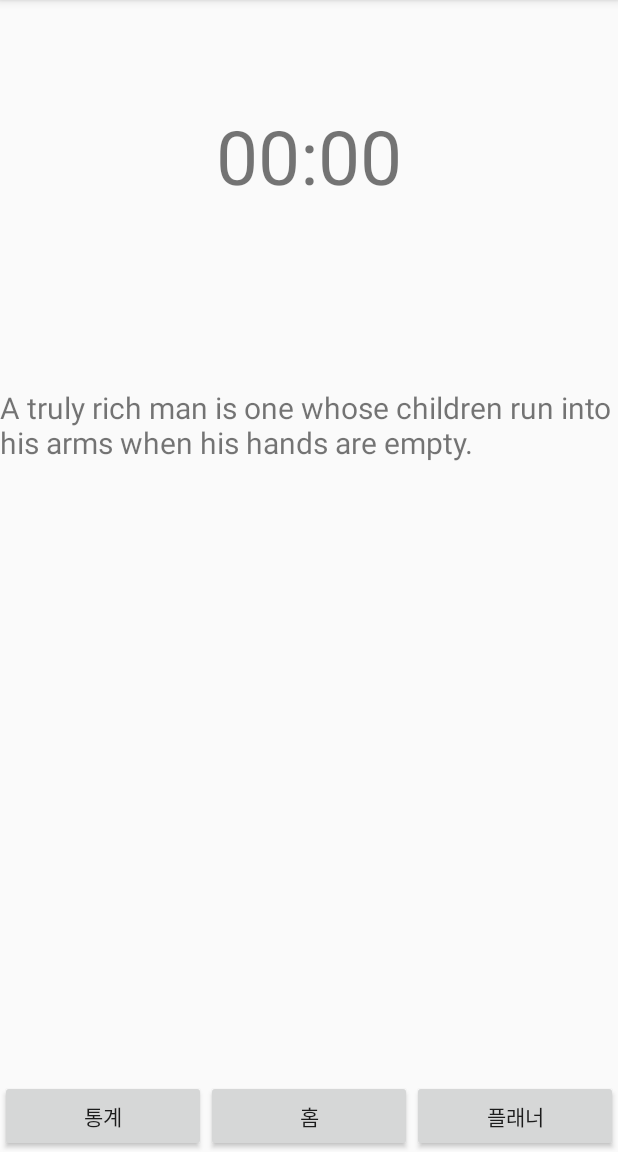
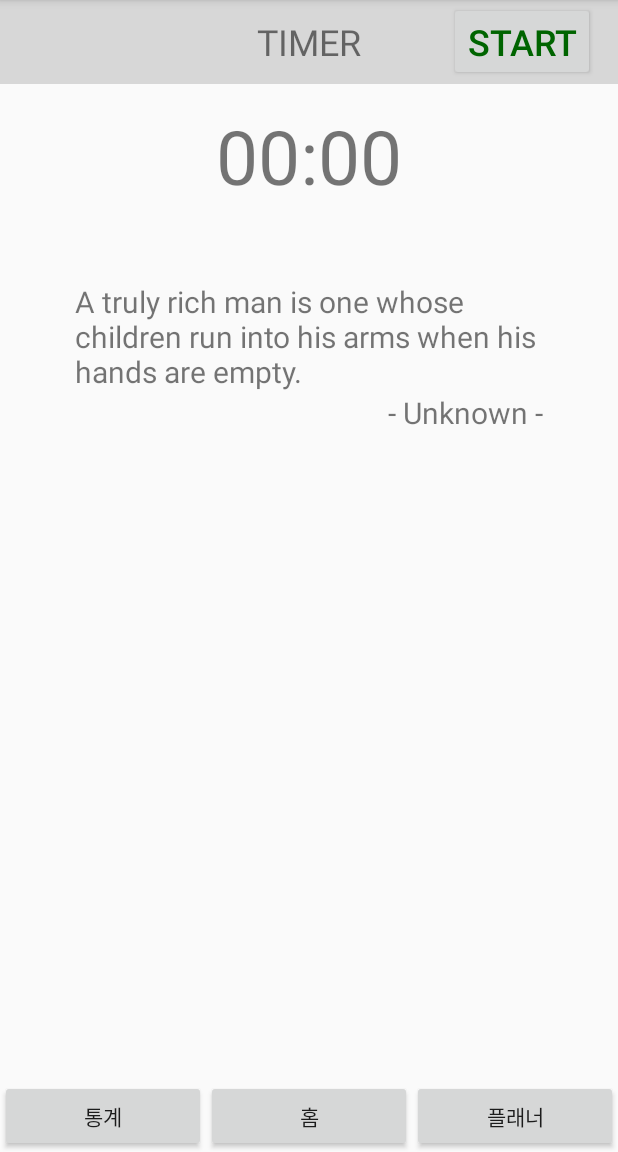
Before and after one commit to YeomJaeSeon/MobileProgramming_Final, an Android app: the screen it shows after launch (MainActivity), on a phone screen of 412 x 824 dp, the part 84-1236 px from its top. Run offline under Robolectric (Android 15) with nearby library versions, the phone set to English and light mode, and no system bars.

Commit message:
Merge remote-tracking branch 'origin/TimerCreate'
# Conflicts:
#	app/src/main/java/com/example/afinal/MainActivity.java
#	app/src/main/res/layout/activity_main.xml

```diff
--- a/app/src/main/java/com/example/afinal/MainActivity.java
+++ b/app/src/main/java/com/example/afinal/MainActivity.java
@@ -1,6 +1,7 @@
 package com.example.afinal;
 
 import androidx.appcompat.app.AppCompatActivity;
+import androidx.core.content.ContextCompat;
 
 
 import android.content.Intent;
@@ -8,6 +9,7 @@ import android.content.res.AssetManager;
 import android.os.Bundle;
 import android.util.Log;
 import android.view.View;
+import android.widget.Button;
 import android.widget.TextView;
 import android.widget.Toast;
 
@@ -17,19 +19,34 @@ import org.json.JSONObject;
 
 import java.io.IOException;
 import java.io.InputStream;
+import java.util.Timer;
+import java.util.TimerTask;
 
 import static android.widget.Toast.LENGTH_LONG;
 
 public class MainActivity extends AppCompatActivity {
+    TextView timerText;
+    Button stopStartButton;
+    Timer timer;
+    TimerTask timerTask;
+    Double time = 0.0;
 
-    TextView quote;
+    boolean timerStarted = false;
+
+    TextView quote,author;
 
     @Override
     protected void onCreate(Bundle savedInstanceState) {
         super.onCreate(savedInstanceState);
         setContentView(R.layout.activity_main);
         quote = findViewById(R.id.quotes);
-        setQuote(quote);
+        author=findViewById(R.id.author);
+        setQuote(quote,author);
+        timerText = (TextView) findViewById(R.id.timeText);
+        stopStartButton = (Button) findViewById(R.id.startstopbutton);
+
+        timer = new Timer();
+
     }
 
     //assets파일에서 json파일을 읽어오는 함수
@@ -51,10 +68,10 @@ public class MainActivity extends AppCompatActivity {
     }
 
     //읽어온 json 파일을 string파일로 변환시켜 textView에 setText하는 함수
-    private void setQuote(TextView view) {
+    private void setQuote(TextView quote,TextView author) {
         JSONObject obj, content;
         JSONArray jsonArray;
-        String quotes, title;
+        String quotes, title,subtitle;
         try {
             //json파일을 읽어와 JSONObject 파일로 변환
             obj = new JSONObject(getJson());
@@ -69,16 +86,17 @@ public class MainActivity extends AppCompatActivity {
             content = jsonArray.getJSONObject(rand);
             //JSONObject title에 값 저장
             title = content.getString("quote");  //title은 json파일의 quote임
-
+            subtitle=content.getString("author"); //subtitle은 json파일의 author임
             //View에 텍스트 지정
-            view.setText(title);
+            quote.setText(title);
+            author.setText("- "+subtitle+" -");
 
         } catch (JSONException ex) {
             ex.printStackTrace();
         }
     }
 
-    public void click(View v) {
+    public void switchIntent(View v) {
         Intent intent_S = new Intent(MainActivity.this, StatisticsActivity.class);
         Intent intent_P = new Intent(MainActivity.this, PlannerActivity.class);
         int btnId = v.getId();
@@ -94,4 +112,63 @@ public class MainActivity extends AppCompatActivity {
                 break;
         }
     }
+    public void startStopTapped(View view) {
+        if (timerStarted == false) {
+            timerStarted = true;
+            stopStartButton.setText("STOP");
+            stopStartButton.setTextColor(ContextCompat.getColor(this, R.color.red));
+            startTimer();
+        } else {
+            timerStarted = false;
+            stopStartButton.setText("START");
+            stopStartButton.setTextColor(ContextCompat.getColor(this, R.color.green));
+            timerTask.cancel();
+        }
+    }
+
+    private void startTimer() {
+        timerTask = new TimerTask() {
+            @Override
+            public void run() {
+                runOnUiThread(new Runnable() {
+                    @Override
+                    public void run() {
+                        time++;
+                        timerText.setText(getTimerText());
+                    }
+                });
+            }
+        };
+        timer.scheduleAtFixedRate(timerTask, 0, 1000);
+    }
+
+    private String getTimerText() {
+        int rounded = (int) Math.round(time);
+        int seconds = ((rounded % 86400) % 3600) % 60;
+        int minutes = ((rounded % 86400) % 3600) / 60;
+        int hours = ((rounded % 86400) / 3600);
+
+        return formatTime(seconds, minutes, hours);
+    }
+    private String formatTime(int seconds, int minutes, int hours) {
+        return String.format("%02d", hours) + " : " + String.format("%02d", minutes) + " : " + String.format("%02d", seconds);
+    }
+
+    public void click(View v){
+        Intent intent_S = new Intent(MainActivity.this, StatisticsActivity.class);
+        Intent intent_P = new Intent(MainActivity.this, PlannerActivity.class);
+        int btnId = v.getId();
+
+        switch(btnId){
+            case R.id.status:
+                startActivity(intent_S);
+                break;
+            case R.id.home:
+                break;
+            case R.id.planner:
+                startActivity(intent_P);
+                break;
+        }
+    }
+
 }
--- a/app/src/main/res/layout/activity_main.xml
+++ b/app/src/main/res/layout/activity_main.xml
@@ -5,9 +5,34 @@
     android:layout_width="match_parent"
     android:layout_height="match_parent"
     tools:context=".MainActivity">
+    <androidx.appcompat.widget.Toolbar
+        app:layout_constraintTop_toTopOf="parent"
+        app:layout_constraintStart_toStartOf="parent"
+        android:layout_width="match_parent"
+        android:layout_height="wrap_content"
+        android:background="@color/grey">
+
+        <TextView
+            android:layout_width="wrap_content"
+            android:layout_height="wrap_content"
+            android:text="TIMER"
+            android:layout_gravity="center"
+            android:textSize="24dp"/>
+
+        <Button
+            android:id="@+id/startstopbutton"
+            android:layout_width="wrap_content"
+            android:layout_height="wrap_content"
+            android:text="START"
+            android:textSize="24dp"
+            android:textColor="@color/green"
+            android:layout_gravity="end"
+            android:layout_marginRight="15dp"
+            android:onClick="startStopTapped"/>
+    </androidx.appcompat.widget.Toolbar>
 
     <TextView
-        android:id="@+id/textView3"
+        android:id="@+id/timeText"
         android:layout_width="wrap_content"
         android:layout_height="wrap_content"
         android:text="00:00"
@@ -18,32 +43,46 @@
         app:layout_constraintTop_toTopOf="parent"
         app:layout_constraintVertical_bias="0.1" />
 
-    <TextView
-        android:id="@+id/quotes"
+    <LinearLayout
+        android:paddingHorizontal="@dimen/large_font_size"
+        app:layout_constraintTop_toBottomOf="@+id/timeText"
+        app:layout_constraintStart_toStartOf="parent"
+        android:layout_marginTop="@dimen/large_font_size"
         android:layout_width="wrap_content"
         android:layout_height="wrap_content"
-        android:text="10분뒤와 10년뒤를 동시에 생각하라."
-        android:textSize="@dimen/default_font_size"
-        app:layout_constraintBottom_toBottomOf="parent"
-        app:layout_constraintEnd_toEndOf="parent"
-        app:layout_constraintStart_toStartOf="parent"
-        app:layout_constraintTop_toBottomOf="@+id/textView3"
-        app:layout_constraintVertical_bias="0.208" />
+        android:orientation="vertical">
+
+        <TextView
+            android:id="@+id/quotes"
+            android:layout_width="wrap_content"
+            android:layout_height="wrap_content"
+            android:text="10분뒤와 10년뒤를 동시에 생각하라."
+            android:textSize="@dimen/default_font_size"
+            />
+
+        <TextView
+            android:id="@+id/author"
+            android:layout_width="wrap_content"
+            android:layout_height="wrap_content"
+            android:text="sooho_kang"
+            android:layout_gravity="right"
+            android:textSize="@dimen/default_font_size" />
+    </LinearLayout>
 
     <LinearLayout
+        android:layout_width="match_parent"
         android:layout_height="wrap_content"
         android:orientation="horizontal"
         app:layout_constraintBottom_toBottomOf="parent"
         app:layout_constraintEnd_toEndOf="parent"
-        app:layout_constraintStart_toStartOf="parent"
-        android:layout_width="match_parent">
+        app:layout_constraintStart_toStartOf="parent">
 
         <Button
             android:id="@+id/status"
             android:layout_width="wrap_content"
             android:layout_height="wrap_content"
             android:layout_weight="1"
-            android:onClick="click"
+            android:onClick="switchIntent"
             android:text="통계" />
 
         <Button
@@ -51,7 +90,7 @@
             android:layout_width="wrap_content"
             android:layout_height="wrap_content"
             android:layout_weight="1"
-            android:onClick="click"
+            android:onClick="switchIntent"
             android:text="홈" />
 
         <Button
@@ -59,8 +98,9 @@
             android:layout_width="wrap_content"
             android:layout_height="wrap_content"
             android:layout_weight="1"
-            android:onClick="click"
+            android:onClick="switchIntent"
             android:text="플래너" />
     </LinearLayout>
 
+
 </androidx.constraintlayout.widget.ConstraintLayout>
--- a/app/src/main/res/values/colors.xml
+++ b/app/src/main/res/values/colors.xml
@@ -3,4 +3,8 @@
     <color name="colorPrimary">#6200EE</color>
     <color name="colorPrimaryDark">#3700B3</color>
     <color name="colorAccent">#03DAC5</color>
+    <color name="red">#8B0000</color>
+    <color name="green">#006400</color>
+    <color name="grey">#D7D7D7</color>
+    <color name="black">#000000</color>
 </resources>
```
